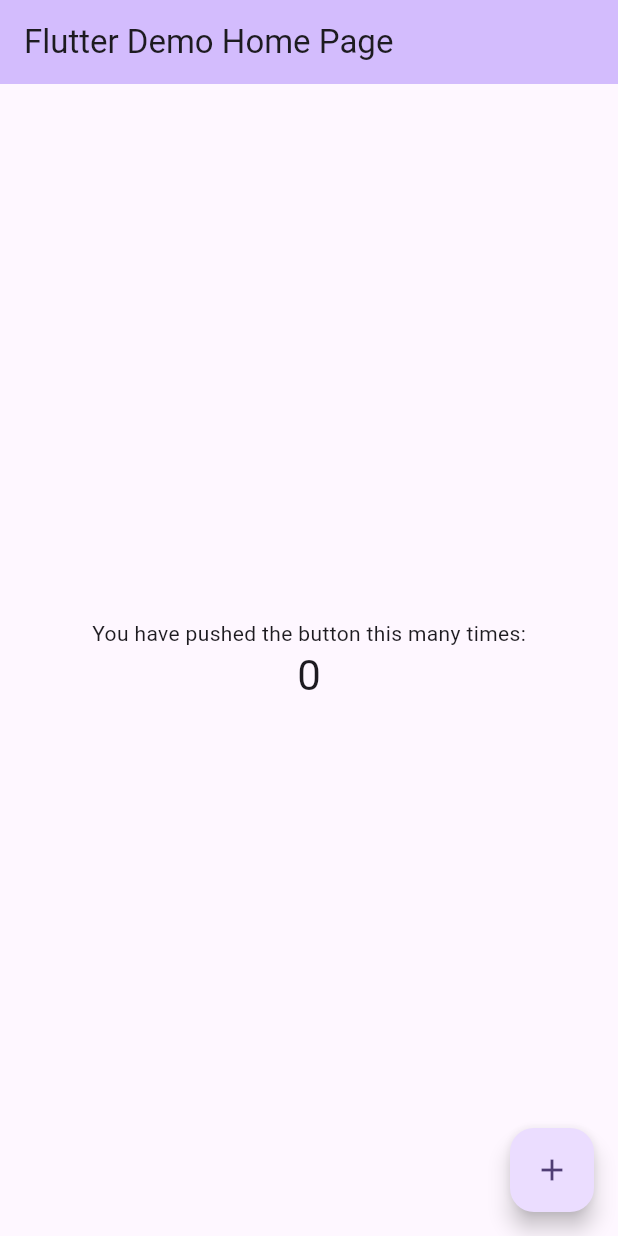
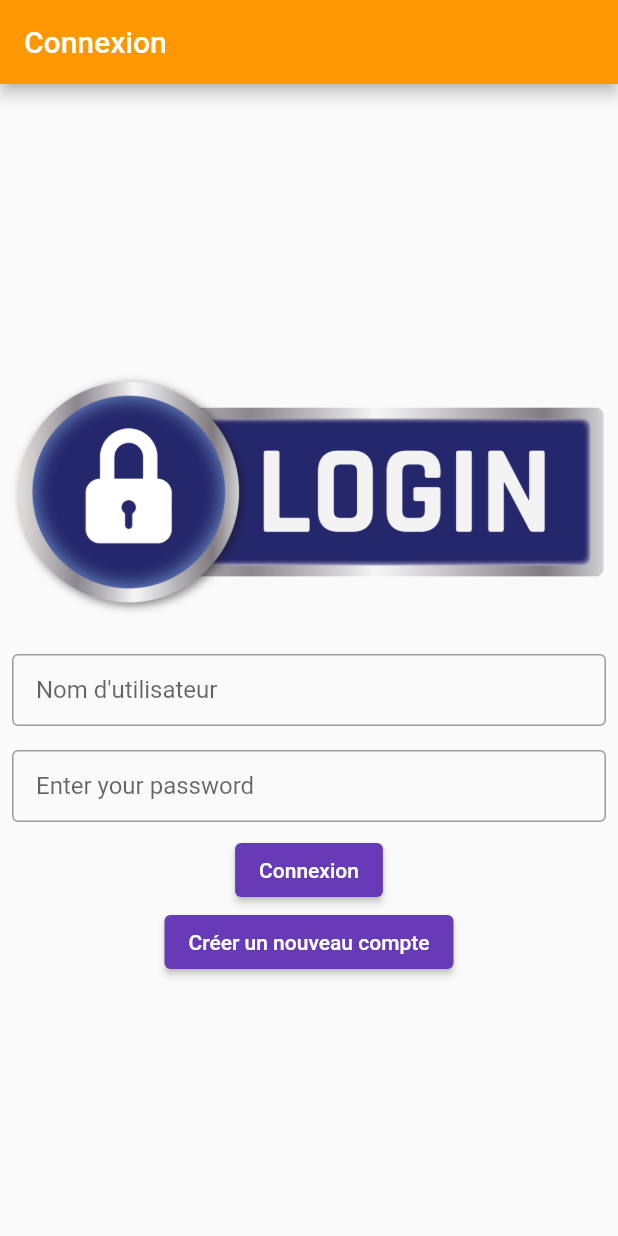
Before and after one commit to PieroNr/tp_archi_mobile, a Flutter app: the screen it shows after launch, on a phone screen of 412 x 824 dp. Run offline on Flutter 3.47's test engine with Material 2 defaults, Android fonts, the phone set to English and light mode, and no system bars; our stand-ins replace get, sqflite; accounts and stored records are empty.

Commit message:
add all fonctionnalities

```diff
--- a/lib/main.dart
+++ b/lib/main.dart
@@ -1,4 +1,6 @@
 import 'package:flutter/material.dart';
+import 'package:tp_archi_mobile/pages/login_page.dart';
+import 'package:tp_archi_mobile/pages/user_details.dart';
 
 void main() {
   runApp(const MyApp());
@@ -13,113 +15,24 @@ class MyApp extends StatelessWidget {
     return MaterialApp(
       title: 'Flutter Demo',
       theme: ThemeData(
-        // This is the theme of your application.
-        //
-        // TRY THIS: Try running your application with "flutter run". You'll see
-        // the application has a blue toolbar. Then, without quitting the app,
-        // try changing the seedColor in the colorScheme below to Colors.green
-        // and then invoke "hot reload" (save your changes or press the "hot
-        // reload" button in a Flutter-supported IDE, or press "r" if you used
-        // the command line to start the app).
-        //
-        // Notice that the counter didn't reset back to zero; the application
-        // state is not lost during the reload. To reset the state, use hot
-        // restart instead.
-        //
-        // This works for code too, not just values: Most code changes can be
-        // tested with just a hot reload.
         colorScheme: ColorScheme.fromSeed(seedColor: Colors.deepPurple),
         useMaterial3: true,
       ),
-      home: const MyHomePage(title: 'Flutter Demo Home Page'),
+      home: LoginApp(),
     );
   }
 }
 
-class MyHomePage extends StatefulWidget {
-  const MyHomePage({super.key, required this.title});
-
-  // This widget is the home page of your application. It is stateful, meaning
-  // that it has a State object (defined below) that contains fields that affect
-  // how it looks.
-
-  // This class is the configuration for the state. It holds the values (in this
-  // case the title) provided by the parent (in this case the App widget) and
-  // used by the build method of the State. Fields in a Widget subclass are
-  // always marked "final".
-
-  final String title;
-
-  @override
-  State<MyHomePage> createState() => _MyHomePageState();
-}
-
-class _MyHomePageState extends State<MyHomePage> {
-  int _counter = 0;
-
-  void _incrementCounter() {
-    setState(() {
-      // This call to setState tells the Flutter framework that something has
-      // changed in this State, which causes it to rerun the build method below
-      // so that the display can reflect the updated values. If we changed
-      // _counter without calling setState(), then the build method would not be
-      // called again, and so nothing would appear to happen.
-      _counter++;
-    });
-  }
-
+class LoginApp extends StatelessWidget {
   @override
   Widget build(BuildContext context) {
-    // This method is rerun every time setState is called, for instance as done
-    // by the _incrementCounter method above.
-    //
-    // The Flutter framework has been optimized to make rerunning build methods
-    // fast, so that you can just rebuild anything that needs updating rather
-    // than having to individually change instances of widgets.
-    return Scaffold(
-      appBar: AppBar(
-        // TRY THIS: Try changing the color here to a specific color (to
-        // Colors.amber, perhaps?) and trigger a hot reload to see the AppBar
-        // change color while the other colors stay the same.
-        backgroundColor: Theme.of(context).colorScheme.inversePrimary,
-        // Here we take the value from the MyHomePage object that was created by
-        // the App.build method, and use it to set our appbar title.
-        title: Text(widget.title),
-      ),
-      body: Center(
-        // Center is a layout widget. It takes a single child and positions it
-        // in the middle of the parent.
-        child: Column(
-          // Column is also a layout widget. It takes a list of children and
-          // arranges them vertically. By default, it sizes itself to fit its
-          // children horizontally, and tries to be as tall as its parent.
-          //
-          // Column has various properties to control how it sizes itself and
-          // how it positions its children. Here we use mainAxisAlignment to
-          // center the children vertically; the main axis here is the vertical
-          // axis because Columns are vertical (the cross axis would be
-          // horizontal).
-          //
-          // TRY THIS: Invoke "debug painting" (choose the "Toggle Debug Paint"
-          // action in the IDE, or press "p" in the console), to see the
-          // wireframe for each widget.
-          mainAxisAlignment: MainAxisAlignment.center,
-          children: <Widget>[
-            const Text(
-              'You have pushed the button this many times:',
-            ),
-            Text(
-              '$_counter',
-              style: Theme.of(context).textTheme.headlineMedium,
-            ),
-          ],
-        ),
-      ),
-      floatingActionButton: FloatingActionButton(
-        onPressed: _incrementCounter,
-        tooltip: 'Increment',
-        child: const Icon(Icons.add),
-      ), // This trailing comma makes auto-formatting nicer for build methods.
+    return MaterialApp(
+      title: "Login App",
+      theme: ThemeData(
+          primarySwatch: Colors.deepPurple,
+          appBarTheme: AppBarTheme(
+              backgroundColor: Colors.orange)),
+      home: LoginPage(),
     );
   }
 }
--- /dev/null
+++ b/lib/models/user.dart
@@ -0,0 +1,79 @@
+import 'dart:convert';
+
+class User {
+  int? id;
+  int? userId;
+  String? userName;
+  String? userPassword;
+
+  User({
+    this.id,
+    this.userId,
+    this.userName,
+    this.userPassword,
+  });
+
+  User copyWith({
+    int? id,
+    int? userId,
+    String? userName,
+    String? userPassword,
+  }) {
+    return User(
+      id: id ?? this.id,
+      userId: userId ?? this.userId,
+      userName: userName ?? this.userName,
+      userPassword: userPassword ?? this.userPassword,
+    );
+  }
+
+  Map<String, dynamic> toMap() {
+    final result = <String, dynamic>{};
+
+    if (id != null) {
+      result.addAll({'id': id});
+    }
+
+    if (userId != null) {
+      result.addAll({'userId': userId});
+    }
+    if (userName != null) {
+      result.addAll({'userName': userName});
+    }
+    if (userPassword != null) {
+      result.addAll({'userPassword': userPassword});
+    }
+
+    return result;
+  }
+
+  factory User.fromMap(Map<String, dynamic> map) {
+    return User(
+      id: map['id']?.toInt(),
+      userId: map['userId']?.toInt(),
+      userName: map['userName'],
+      userPassword: map['userPassword'],
+    );
+  }
+
+  String toJson() => json.encode(toMap());
+
+  factory User.fromJson(String source) => User.fromMap(json.decode(source));
+
+  @override
+  String toString() {
+    return 'User(id: $id,userId: $userId, userName: $userName, userPassword: $userPassword)';
+  }
+
+  @override
+  bool operator ==(Object other) {
+    if (identical(this, other)) return true;
+
+    return other is User && other.id == id && other.userId == userId && other.userName == userName && other.userPassword == userPassword;
+  }
+
+  @override
+  int get hashCode {
+    return id.hashCode ^ userId.hashCode ^ userName.hashCode ^ userPassword.hashCode;
+  }
+}
--- /dev/null
+++ b/lib/pages/login_page.dart
@@ -0,0 +1,101 @@
+import 'package:flutter/material.dart';
+import 'package:tp_archi_mobile/controllers/user_controller.dart';
+import 'package:tp_archi_mobile/models/user.dart';
+import 'package:tp_archi_mobile/pages/register_page.dart';
+import 'package:tp_archi_mobile/pages/user_details.dart';
+import 'package:get/get.dart';
+import 'package:tp_archi_mobile/repositories/user_repository.dart';
+import 'package:tp_archi_mobile/widgets/login_formfield.dart';
+
+
+class LoginPage extends StatelessWidget {
+  final GlobalKey<FormState> _formKey = GlobalKey<FormState>();
+  final HandleUserController _userController = Get.put(HandleUserController()); // Injectez le contrôleur
+  final UserRepository _userRepository = Get.put(UserRepository()); // Injectez le contrôleur
+
+  final userNameController = TextEditingController();
+  final passwordController = TextEditingController();
+
+  @override
+  Widget build(BuildContext context) {
+    return Scaffold(
+      appBar: AppBar(
+        title: Text('Connexion'),
+      ),
+      body: Center(
+        child: Form(
+          key: _formKey,
+          child: Column(
+            mainAxisAlignment: MainAxisAlignment.center,
+            children: <Widget>[
+              Image.asset(
+                'assets/images/login-image.png',
+                height: 200,
+              ),
+              LoginTextField(
+                hintText: "Nom d'utilisateur",
+                validator: (value) {
+                  if (value != null && value.isNotEmpty && value.length < 5) {
+                    return "Votre nom d'utilisateur doit contenir au moins 5 caractères";
+                  } else if (value != null && value.isEmpty) {
+                    return "Veuillez saisir votre nom d'utilisateur";
+                  }
+                  return null;
+                },
+                controller: userNameController,
+              ),
+              LoginTextField(
+                hasAsterisks: true,
+                controller: passwordController,
+                hintText: 'Enter your password',
+              ),
+              ElevatedButton(
+                onPressed: () async {
+                  if (_formKey.currentState!.validate()) {
+                    _formKey.currentState!.save();
+                    int? userId = await _userController.verifyUser(userNameController.text, passwordController.text);
+                    print(userId);
+
+                    if (userId != -1 && userId != null) {
+                      User user = await _userController.readData(userId);
+                      print(user);
+                      Navigator.push(
+                        context,
+                        MaterialPageRoute(
+                          builder: (context) => UserDetails(
+                              user: user
+                          ),
+                        ),
+                      );
+                    } else {
+                      // Connexion échouée, affichez un message d'erreur
+                      ScaffoldMessenger.of(context).showSnackBar(
+                        SnackBar(
+                          content: Text('Nom d\'utilisateur ou mot de passe incorrect.'),
+                        ),
+                      );
+                    }
+
+                  }
+                },
+                child: Text('Connexion'),
+              ),
+              ElevatedButton(
+                onPressed: () {
+                  Navigator.push(
+                    context,
+                    MaterialPageRoute(
+                      builder: (context) => RegisterPage(),
+                    ),
+                  );
+                },
+                child: Text('Créer un nouveau compte'),
+              ),
+
+            ],
+          ),
+        ),
+      ),
+    );
+  }
+}
--- /dev/null
+++ b/lib/services/user_service.dart
@@ -0,0 +1,39 @@
+import 'package:tp_archi_mobile/models/user.dart';
+import 'package:tp_archi_mobile/repositories/user_repository.dart';
+
+
+class UserService {
+  late UserRepository _repository;
+
+  UserService() {
+    _repository = UserRepository();
+    print("UserService");
+  }
+
+  Future<int?> verifyUser(String username, String password) async {
+    return (await _repository.verifyUser(username, password)!);
+  }
+
+  Future<int> saveUser(User user) async {
+    return (await _repository.insertData(user.toMap()))!;
+  }
+
+
+  Future<List<User>> readAllUsers() async {
+    var data = await _repository.readData();
+    return data!.map((e) => User.fromMap(e)).toList();
+  }
+
+  Future<User> readUser(int id) async {
+    var data = await _repository.readDataById(id);
+    return User.fromMap(data!.first);
+  }
+
+  Future<int> updateUser(User user) async {
+    return (await _repository.updateData(user.toMap()))!;
+  }
+
+  Future<int> deleteUser(int userId) async {
+    return (await _repository.deleteDataById(userId))!;
+  }
+}
--- /dev/null
+++ b/lib/utils/form_style.dart
@@ -0,0 +1,18 @@
+import 'package:flutter/material.dart';
+
+class FormStyle {
+  static TextStyle textStyle = TextStyle(
+    color: Colors.black,
+    fontSize: 16.0,
+  );
+
+  static InputDecoration inputDecoration(String hintText) {
+    return InputDecoration(
+      hintText: hintText,
+      border: OutlineInputBorder(),
+      contentPadding: EdgeInsets.symmetric(vertical: 12, horizontal: 16),
+    );
+  }
+
+// Ajoutez d'autres styles spécifiques au widget LoginTextField ici
+}
--- /dev/null
+++ b/lib/widgets/login_formfield.dart
@@ -0,0 +1,33 @@
+import 'package:flutter/material.dart';
+import 'package:tp_archi_mobile/utils/form_style.dart';
+
+class LoginTextField extends StatelessWidget {
+  final TextEditingController controller;
+  final String hintText;
+  final FormFieldValidator<String>? validator;
+  final bool hasAsterisks;
+
+  const LoginTextField(
+      {Key? key,
+        required this.controller,
+        required this.hintText,
+        this.validator,
+        this.hasAsterisks = false})
+      : super(key: key);
+
+  @override
+  Widget build(BuildContext context) {
+    return Padding(
+        padding: const EdgeInsets.all(8.0),
+        child: TextFormField(
+          obscureText: hasAsterisks,
+          validator: (value) {
+            if (validator != null) return validator!(value);
+          },
+          controller: controller,
+          style: FormStyle.textStyle, // Appliquez le style du texte
+          decoration: FormStyle.inputDecoration('$hintText'),
+        )
+    );
+  }
+}
```
Also changed, not shown: lib/controllers/user_controller.dart (added, +60 -0 lines), lib/db/database_connection.dart (added, +24 -0 lines), lib/pages/register_page.dart (added, +86 -0 lines), lib/pages/user_details.dart (added, +102 -0 lines), lib/repositories/user_repository.dart (added, +82 -0 lines), pubspec.yaml (+5 -4 lines), assets/images/login-image.png (added), pubspec.lock, 1 other file.
